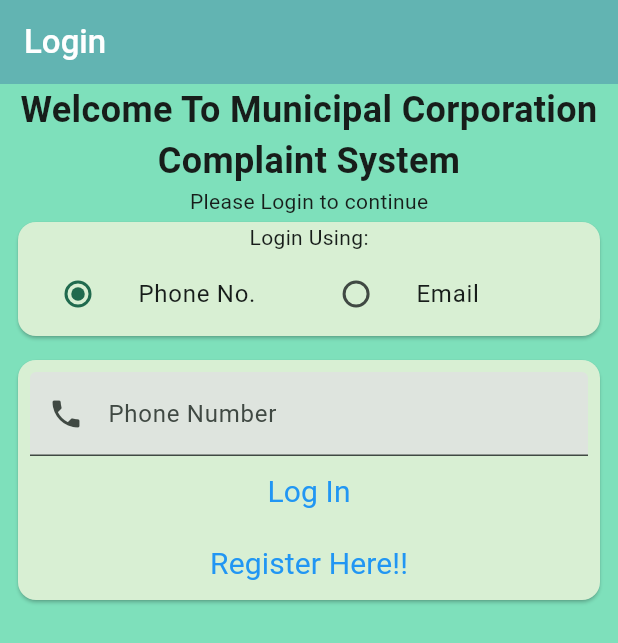
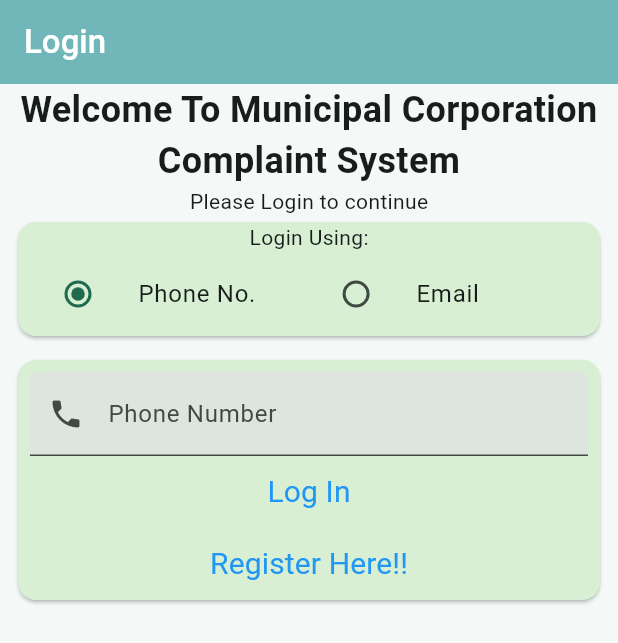
Before and after one commit to Omkar-t06/My_MCMS_App, a Flutter app: the screen it shows after launch, on a phone screen of 412 x 824 dp. Shown: the top 643 px of the screen. Run offline on Flutter 3.47's test engine with Material 3 defaults, Android fonts, the phone set to English and light mode, and no system bars; our stand-ins replace cached_network_image, firebase_auth, firebase_core, flutter_dotenv, geolocator, weather_icons; accounts and stored records are empty.

Commit message:
minor color fix

```diff
--- a/lib/constants/colors.dart
+++ b/lib/constants/colors.dart
@@ -5,6 +5,7 @@ class ColorPalette {
   static const Color primaryVariant = Color.fromRGBO(125, 200, 27, 1);
   static const Color secondary = Color.fromRGBO(85, 173, 155, 1);
   static const Color backgroundVariance = Color.fromRGBO(216, 239, 211, 1);
-  static const Color background = Color.fromARGB(255, 126, 224, 187);
+  static const Color secondaryBackground = Color.fromARGB(255, 126, 224, 187);
+  static const Color background = Color.fromARGB(255, 244, 248, 247);
   static const navBarColor = Color.fromARGB(223, 94, 174, 177);
 }
--- a/lib/views/client_views/widgets/news_utils/news_section.dart
+++ b/lib/views/client_views/widgets/news_utils/news_section.dart
@@ -87,7 +87,7 @@ class _NewsSectionState extends State<NewsSection> {
               child: Divider(
                 height: 0,
                 thickness: 3,
-                color: ColorPalette.background,
+                color: ColorPalette.secondaryBackground,
               ),
             ),
             Flexible(
--- a/lib/views/client_views/widgets/weather_utils/weather_slides.dart
+++ b/lib/views/client_views/widgets/weather_utils/weather_slides.dart
@@ -71,7 +71,7 @@ class _WeatherSlideState extends State<WeatherSlide> {
 
         return SizedBox(
           child: Card(
-            color: ColorPalette.background,
+            color: ColorPalette.secondaryBackground,
             child: Padding(
               padding: const EdgeInsets.all(8),
               child: Column(
```
